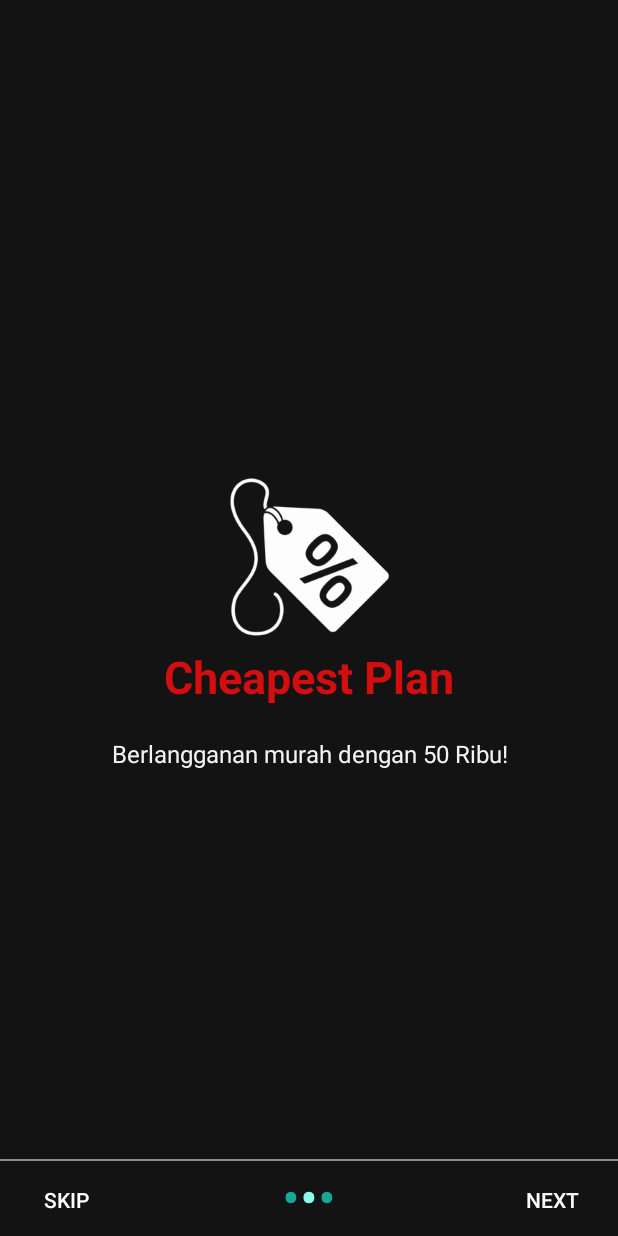
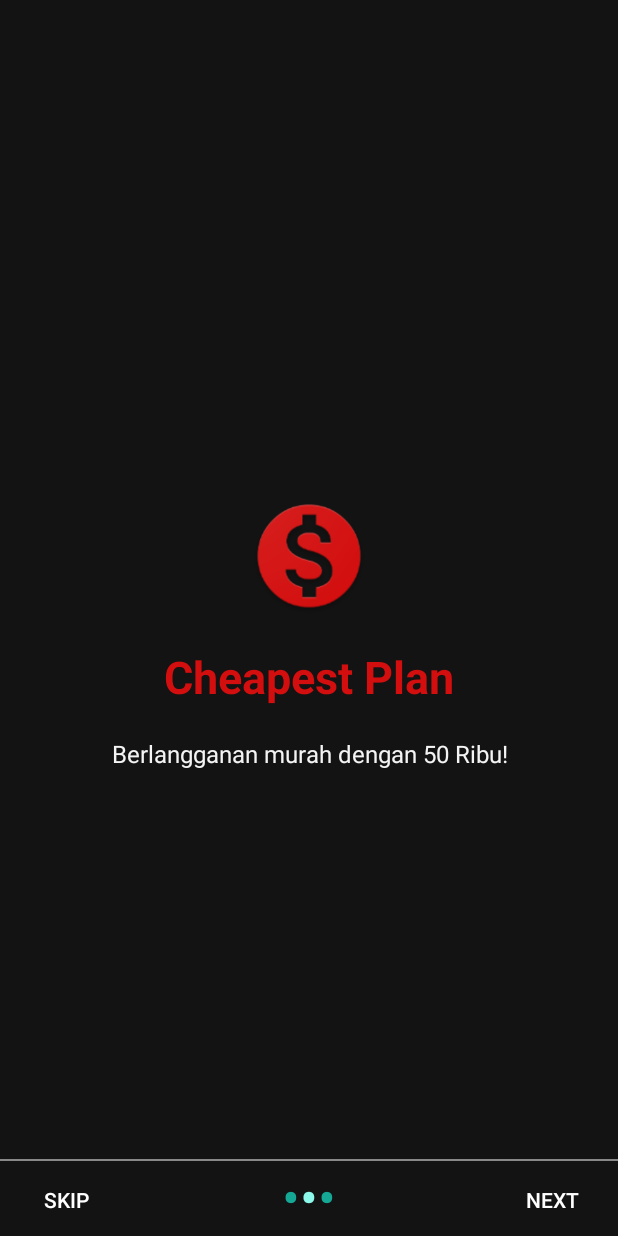
Before and after one commit to NextDvn/Fragment_Tambahan, an Android app: the screen it shows after launch (WelcomeActivity), after a tap on "NEXT", on a phone screen of 412 x 824 dp. Run offline under Robolectric (Android 15) with nearby library versions, the phone set to English and light mode, and no system bars.

Commit message:
First Commit
Signed-off-by: NextDvn <grandthefauto77@gmail.com>

```diff
--- a/app/src/main/res/layout/welcome_slide2.xml
+++ b/app/src/main/res/layout/welcome_slide2.xml
@@ -14,7 +14,7 @@
         <ImageView
             android:layout_width="@dimen/img_width_height"
             android:layout_height="@dimen/img_width_height"
-            android:src="@drawable/ic_discount" />
+            android:src="@drawable/plans" />
 
         <TextView
             android:layout_width="wrap_content"
```
Also changed, not shown: app/src/main/res/drawable/ic_discount.png (deleted), app/src/main/res/drawable/plans.png (added).
